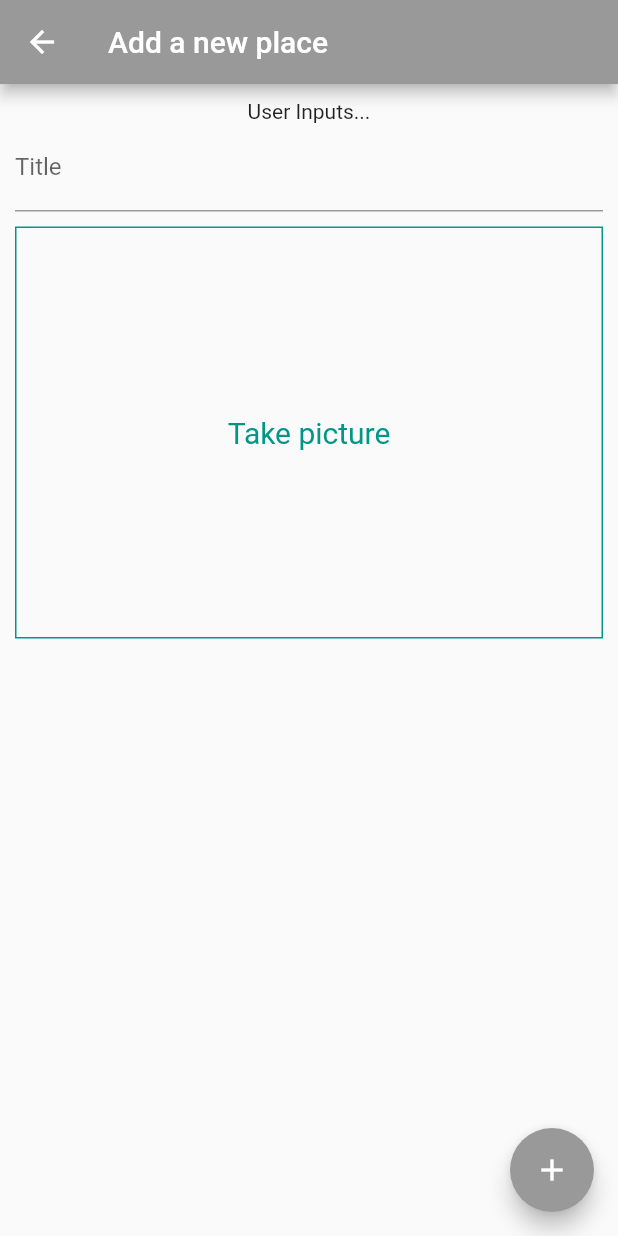
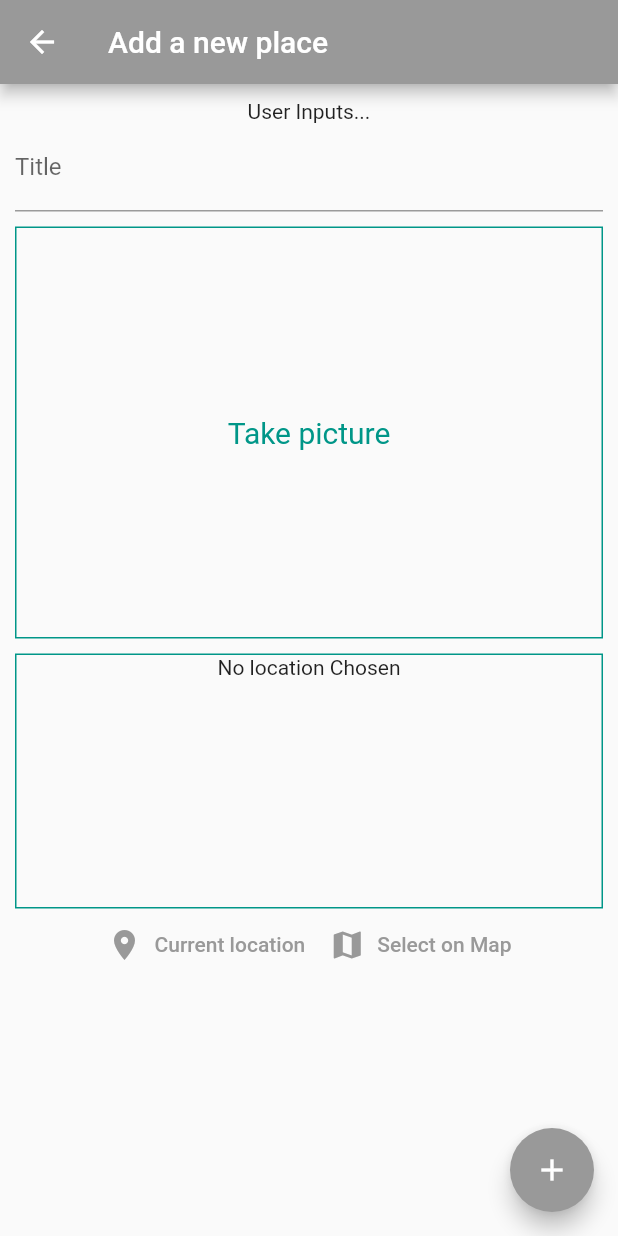
Before and after one commit to YoKawaiiK/great_places_app, a Flutter app: the AddPlaceScreen screen opened by its route, on a phone screen of 412 x 824 dp. Run offline on Flutter 3.47's test engine with Material 2 defaults, Android fonts, the phone set to English and light mode, and no system bars; our stand-ins replace image_picker, sqflite; accounts and stored records are empty.

Commit message:
Add package location and layout for input_location.

```diff
--- a/lib/src/screens/add_place_screen.dart
+++ b/lib/src/screens/add_place_screen.dart
@@ -4,6 +4,7 @@ import 'package:flutter/material.dart';
 import 'package:great_places_app/src/models/add_place_model.dart';
 import 'package:great_places_app/src/providers/great_places_provider.dart';
 import 'package:great_places_app/src/widgets/image_input.dart';
+import 'package:great_places_app/src/widgets/location_input.dart';
 import 'package:path/path.dart';
 import 'package:provider/provider.dart';
 
@@ -106,6 +107,10 @@ class _AddPlaceScreenState extends State<AddPlaceScreen> {
                     ImageInput(
                       onSelectImage: _selectImage,
                     ),
+                    SizedBox(
+                      height: 10,
+                    ),
+                    LocationInput(),
                   ],
                 ),
               ),
--- /dev/null
+++ b/lib/src/widgets/location_input.dart
@@ -0,0 +1,62 @@
+import 'package:flutter/material.dart';
+
+class LocationInput extends StatefulWidget {
+  LocationInput({Key? key}) : super(key: key);
+
+  @override
+  _LocationInputState createState() => _LocationInputState();
+}
+
+class _LocationInputState extends State<LocationInput> {
+  String? _previewImageUrl;
+
+  @override
+  Widget build(BuildContext context) {
+    return Column(
+      children: [
+        Container(
+          height: 170,
+          width: double.infinity,
+          decoration: BoxDecoration(
+            border: Border.all(width: 1, color: Theme.of(context).colorScheme.secondary)
+          ),
+          child: _previewImageUrl == null
+              ? Text(
+                  "No location Chosen",
+                  textAlign: TextAlign.center,
+                )
+              : Image.network(
+                  _previewImageUrl!,
+                  fit: BoxFit.cover,
+                  width: double.infinity,
+                ),
+        ),
+        Row(
+          mainAxisAlignment: MainAxisAlignment.center,
+          children: [
+            TextButton.icon(
+              onPressed: () {},
+              icon: Icon(Icons.location_on),
+              label: Text(
+                "Current location",
+                style: TextStyle(
+                  color: Theme.of(context).colorScheme.primary,
+                ),
+              ),
+            ),
+            TextButton.icon(
+              onPressed: () {},
+              icon: Icon(Icons.map),
+              label: Text(
+                "Select on Map",
+                style: TextStyle(
+                  color: Theme.of(context).colorScheme.primary,
+                ),
+              ),
+            ),
+          ],
+        ),
+      ],
+    );
+  }
+}
--- a/pubspec.yaml
+++ b/pubspec.yaml
@@ -39,6 +39,7 @@ dependencies:
   path: ^1.8.0
   path_provider: ^2.0.7
   sqflite: ^2.0.1
+  location: ^4.3.0
 
 dev_dependencies:
   flutter_test:
```
Also changed, not shown: pubspec.lock.
